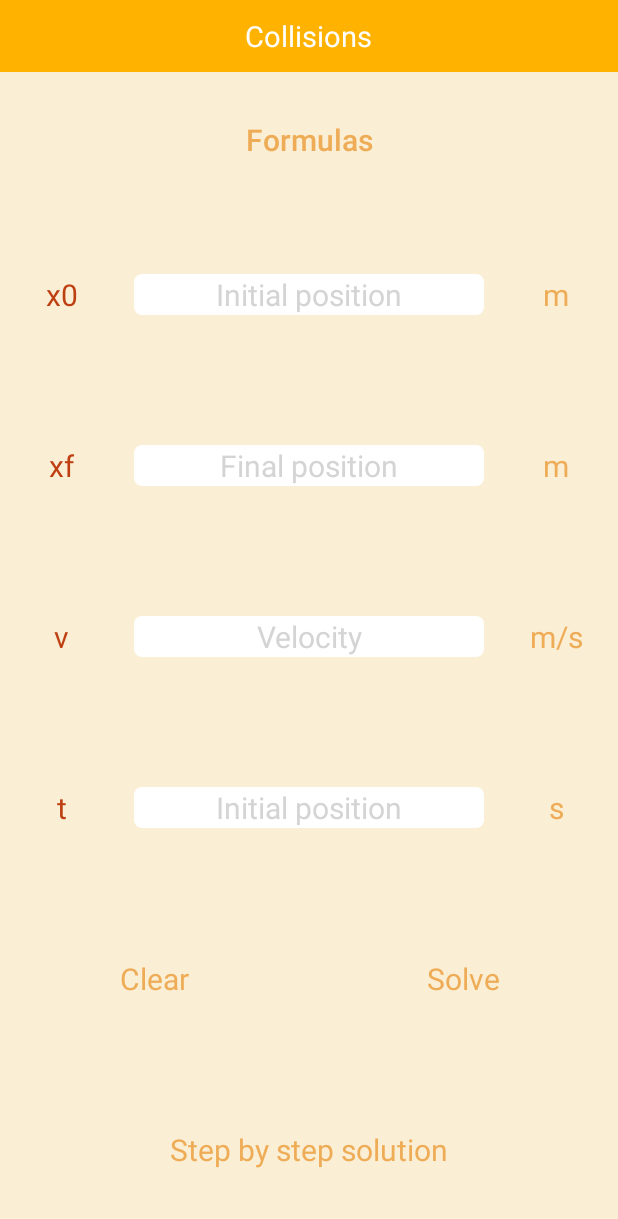
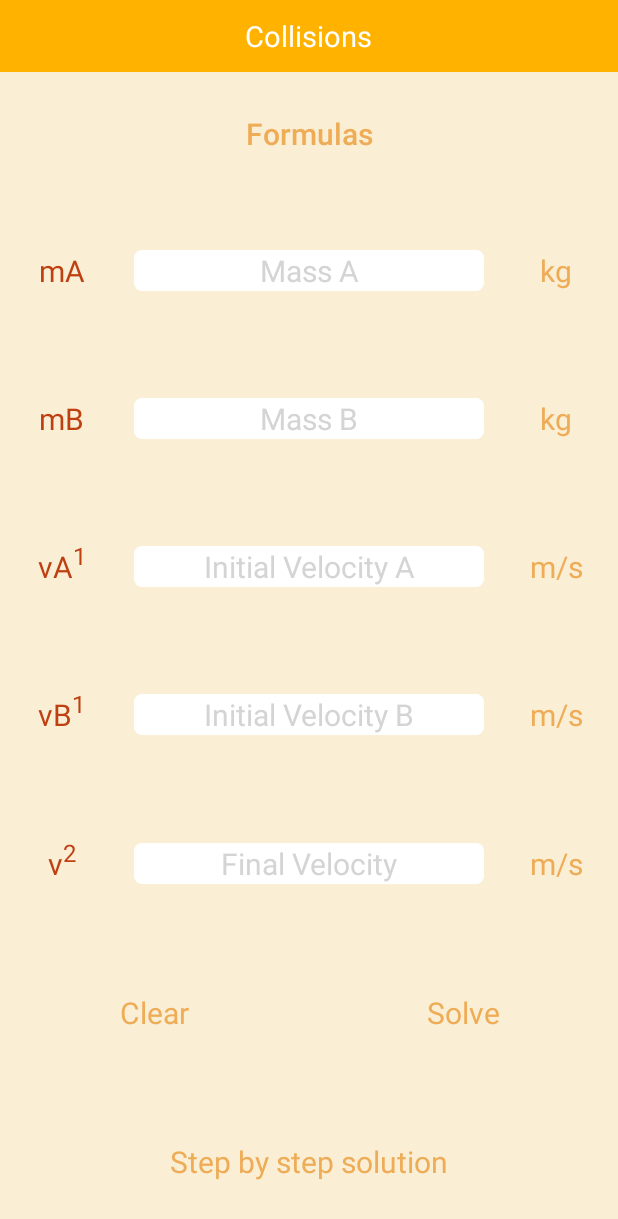
Before and after one commit to woolleylandon/Physics, an Android app: the ThreeActivity screen opened directly, with no data from a screen before it, on a phone screen of 412 x 824 dp. Shown: the top 1219 px of the screen. Run offline under Robolectric (Android 15) with nearby library versions, the phone set to English and light mode, and no system bars; 1 statement that could not run was skipped.

Commit message:
Fixed UIs for all but collisions

```diff
--- a/app/src/main/res/layout/activity_three.xml
+++ b/app/src/main/res/layout/activity_three.xml
@@ -12,7 +12,7 @@
         android:orientation="vertical"
         android:layout_width="match_parent"
         android:layout_height="match_parent"
-        android:weightSum="13" >
+        android:weightSum="15" >
 
         <LinearLayout
             android:orientation="horizontal"
@@ -74,7 +74,7 @@
                 <TextView
                     android:layout_width="wrap_content"
                     android:layout_height="wrap_content"
-                    android:text="x0"
+                    android:text="mA"
                     android:textSize="20sp"
                     android:textColor="#be4012"
                     android:id="@+id/textView4" />
@@ -93,7 +93,7 @@
                     android:id="@+id/editText2"
                     android:inputType="number"
                     android:textSize="20sp"
-                    android:hint="@string/initial_position"
+                    android:hint="@string/mass_a"
                     android:textColorHint="#d4d4d4"
                     android:background="@drawable/text_backround"
                     android:ems="10"
@@ -110,7 +110,7 @@
                 <TextView
                     android:layout_width="wrap_content"
                     android:layout_height="wrap_content"
-                    android:text="m"
+                    android:text="kg"
                     android:textSize="20sp"
                     android:textColor="#efac57"
                     android:id="@+id/textView5" />
@@ -136,7 +136,7 @@
                 <TextView
                     android:layout_width="wrap_content"
                     android:layout_height="wrap_content"
-                    android:text="xf"
+                    android:text="mB"
                     android:textSize="20sp"
                     android:textColor="#be4012"
                     android:id="@+id/textView2" />
@@ -156,7 +156,7 @@
                     android:id="@+id/editText"
                     android:inputType="number"
                     android:textSize="20sp"
-                    android:hint="@string/final_position"
+                    android:hint="@string/mass_b"
                     android:textColorHint="#d4d4d4"
                     android:background="@drawable/text_backround"
                     android:ems="10"
@@ -174,7 +174,7 @@
                 <TextView
                     android:layout_width="wrap_content"
                     android:layout_height="wrap_content"
-                    android:text="m"
+                    android:text="kg"
                     android:textSize="20sp"
                     android:textColor="#efac57"
                     android:id="@+id/textView3" />
@@ -200,7 +200,7 @@
                 <TextView
                     android:layout_width="wrap_content"
                     android:layout_height="wrap_content"
-                    android:text="v"
+                    android:text="@string/va1"
                     android:textSize="20sp"
                     android:textColor="#be4012"
                     android:id="@+id/textView6" />
@@ -219,7 +219,7 @@
                     android:id="@+id/editText3"
                     android:inputType="number"
                     android:textSize="20sp"
-                    android:hint="@string/velocity"
+                    android:hint="@string/initial_velocity_a"
                     android:textColorHint="#d4d4d4"
                     android:background="@drawable/text_backround"
                     android:ems="10"
@@ -261,7 +261,68 @@
                 <TextView
                     android:layout_width="wrap_content"
                     android:layout_height="wrap_content"
-                    android:text="t"
+                    android:text="@string/vb1"
+                    android:textSize="20sp"
+                    android:textColor="#be4012"
+                    android:id="@+id/textView17" />
+            </LinearLayout>
+
+            <LinearLayout
+                android:orientation="horizontal"
+                android:layout_width="fill_parent"
+                android:layout_height="fill_parent"
+                android:layout_weight="1"
+                android:gravity="center" >
+
+                <EditText
+                    android:layout_width="wrap_content"
+                    android:layout_height="wrap_content"
+                    android:id="@+id/editText7"
+                    android:inputType="number"
+                    android:textSize="20sp"
+                    android:hint="@string/initial_velocity_b"
+                    android:textColorHint="#d4d4d4"
+                    android:background="@drawable/text_backround"
+                    android:ems="10"
+                    android:gravity="center" />
+            </LinearLayout>
+
+            <LinearLayout
+                android:orientation="horizontal"
+                android:layout_width="fill_parent"
+                android:layout_height="fill_parent"
+                android:layout_weight="2"
+                android:gravity="center" >
+
+                <TextView
+                    android:layout_width="wrap_content"
+                    android:layout_height="wrap_content"
+                    android:text="m/s"
+                    android:textSize="20sp"
+                    android:textColor="#efac57"
+                    android:id="@+id/textView18" />
+            </LinearLayout>
+        </LinearLayout>
+
+        <LinearLayout
+            android:baselineAligned="false"
+            android:orientation="horizontal"
+            android:layout_width="match_parent"
+            android:layout_height="wrap_content"
+            android:layout_weight="2"
+            android:weightSum="5" >
+
+            <LinearLayout
+                android:orientation="horizontal"
+                android:layout_width="fill_parent"
+                android:layout_height="fill_parent"
+                android:layout_weight="2"
+                android:gravity="center" >
+
+                <TextView
+                    android:layout_width="wrap_content"
+                    android:layout_height="wrap_content"
+                    android:text="@string/v2"
                     android:textSize="20sp"
                     android:textColor="#be4012"
                     android:id="@+id/textView8" />
@@ -280,7 +341,7 @@
                     android:id="@+id/editText4"
                     android:inputType="number"
                     android:textSize="20sp"
-                    android:hint="@string/initial_position"
+                    android:hint="@string/final_velocity"
                     android:textColorHint="#d4d4d4"
                     android:background="@drawable/text_backround"
                     android:ems="10"
@@ -297,7 +358,7 @@
                 <TextView
                     android:layout_width="wrap_content"
                     android:layout_height="wrap_content"
-                    android:text="s"
+                    android:text="m/s"
                     android:textSize="20sp"
                     android:textColor="#efac57"
                     android:id="@+id/textView9" />
--- a/app/src/main/res/values/strings.xml
+++ b/app/src/main/res/values/strings.xml
@@ -19,4 +19,8 @@
     <string name="acceleration">Acceleration</string>
     <string name="final_velocity">Final Velocity</string>
     <string name="initial_velocity">Initial Velocity</string>
+    <string name="mass_a">Mass A</string>
+    <string name="mass_b">Mass B</string>
+    <string name="initial_velocity_a">Initial Velocity A</string>
+    <string name="initial_velocity_b">Initial Velocity B</string>
 </resources>
--- a/app/src/main/res/values/styles.xml
+++ b/app/src/main/res/values/styles.xml
@@ -33,6 +33,18 @@
         <item name="android:windowCloseOnTouchOutside">true</item>
     </style>
 
+    <string name="va1">
+        <html>vA<sup><small>1</small></sup></html>
+    </string>
+
+    <string name="vb1">
+        <html>vB<sup><small>1</small></sup></html>
+    </string>
+
+    <string name="v2">
+        <html>v<sup><small>2</small></sup></html>
+    </string>
+
     <string name="velocity_equation">
         <html>xf = x<sub><small>0</small></sub> + v(t)</html>
     </string>
@@ -45,7 +57,11 @@
     </string>
 
     <string name="collisions_equation">
-        <html>collisions formula</html>
+        <html>Conversion of momentum:\n\n</html>
+        <html>mAvA<sub><small>1</small></sub> + mBvB<sub><small>1</small></sub> = (mA + mB)v<sub><snall>2</snall></sub>\n\n</html>
+        <html>Kinetic energy:\n\n</html>
+        <html>k<sub><small>1</small></sub> = ½mAvA²\n\n</html>
+        <html>k² = ½(mA + mB)v<sub><small>2</small></sub>²</html>
     </string>
 
 </resources>
```
